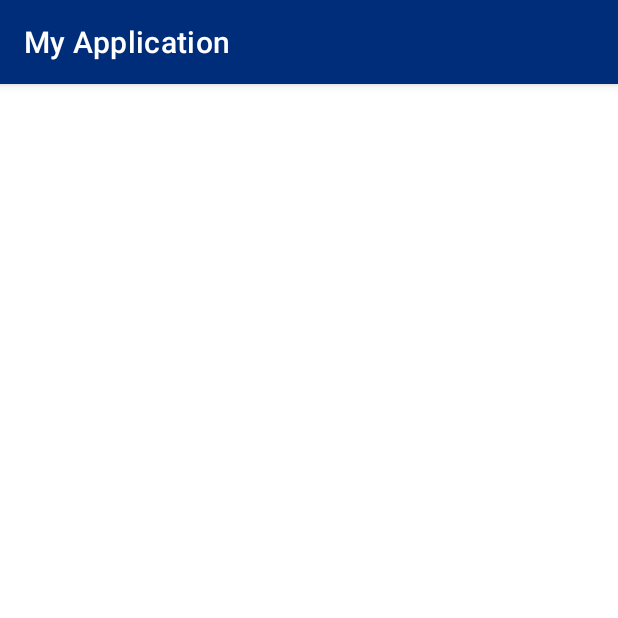
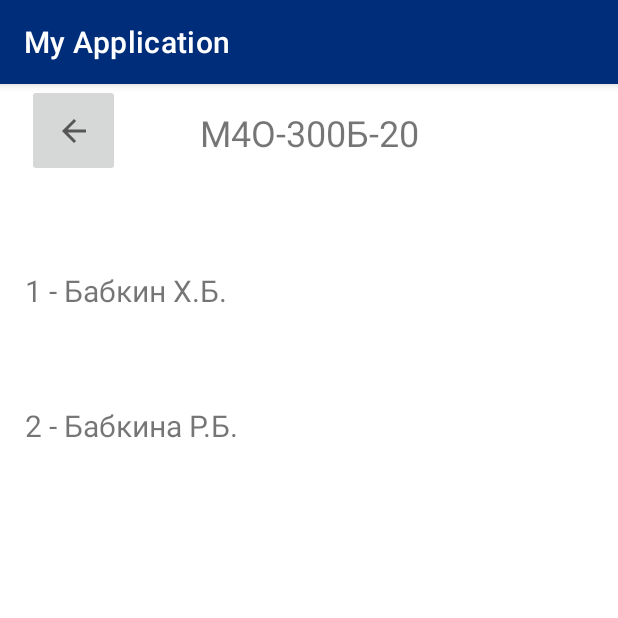
Before and after one commit to AndreyMAI-github/MAI_Student_Attender, an Android app: the StudentAttend screen opened directly, with no data from a screen before it, on a phone screen of 412 x 824 dp, the top half of it. Run offline under Robolectric (Android 15) with nearby library versions, the phone set to English and light mode, and no system bars.

Commit message:
Spisok_studentov; Sdelan maket activity_student_attend

```diff
--- a/app/src/main/res/layout/activity_student_attend.xml
+++ b/app/src/main/res/layout/activity_student_attend.xml
@@ -6,4 +6,91 @@
     android:layout_height="match_parent"
     tools:context=".StudentAttend">
 
+    <androidx.constraintlayout.widget.ConstraintLayout
+        android:id="@+id/linearLayout2"
+        android:layout_width="409dp"
+        android:layout_height="650dp"
+        app:layout_constraintBottom_toBottomOf="parent"
+        app:layout_constraintEnd_toEndOf="parent"
+        app:layout_constraintStart_toStartOf="parent"
+        app:layout_constraintTop_toBottomOf="@+id/constraintLayout7">
+
+        <LinearLayout
+            android:id="@+id/Krutilka"
+            android:layout_width="409dp"
+            android:layout_height="645dp"
+            android:orientation="vertical"
+            app:layout_constraintBottom_toBottomOf="parent"
+            app:layout_constraintEnd_toEndOf="parent"
+            app:layout_constraintStart_toStartOf="parent"
+            app:layout_constraintTop_toTopOf="parent">
+
+            <androidx.constraintlayout.widget.ConstraintLayout
+                android:id="@+id/Konteiner_stud1"
+                android:layout_width="407dp"
+                android:layout_height="90dp">
+
+                <TextView
+                    android:id="@+id/textView2"
+                    android:layout_width="218dp"
+                    android:layout_height="47dp"
+                    android:layout_marginStart="15dp"
+                    android:text="1 - Бабкин Х.Б."
+                    android:textSize="20sp"
+                    app:layout_constraintBottom_toBottomOf="parent"
+                    app:layout_constraintStart_toStartOf="parent"
+                    app:layout_constraintTop_toTopOf="parent" />
+            </androidx.constraintlayout.widget.ConstraintLayout>
+
+            <androidx.constraintlayout.widget.ConstraintLayout
+                android:id="@+id/Konteiner_stud2"
+                android:layout_width="407dp"
+                android:layout_height="90dp">
+
+                <TextView
+                    android:id="@+id/textView2"
+                    android:layout_width="218dp"
+                    android:layout_height="47dp"
+                    android:layout_marginStart="15dp"
+                    android:text="2 - Бабкина Р.Б."
+                    android:textSize="20sp"
+                    app:layout_constraintBottom_toBottomOf="parent"
+                    app:layout_constraintStart_toStartOf="parent"
+                    app:layout_constraintTop_toTopOf="parent" />
+            </androidx.constraintlayout.widget.ConstraintLayout>
+        </LinearLayout>
+
+    </androidx.constraintlayout.widget.ConstraintLayout>
+
+    <androidx.constraintlayout.widget.ConstraintLayout
+        android:id="@+id/constraintLayout7"
+        android:layout_width="412dp"
+        android:layout_height="81dp"
+        app:layout_constraintEnd_toEndOf="parent"
+        app:layout_constraintStart_toStartOf="parent"
+        app:layout_constraintTop_toTopOf="parent">
+
+        <ImageButton
+            android:id="@+id/Vihod"
+            android:layout_width="62dp"
+            android:layout_height="62dp"
+            android:layout_marginStart="18dp"
+            app:layout_constraintStart_toStartOf="parent"
+            app:layout_constraintTop_toTopOf="parent"
+            app:srcCompat="?attr/actionModeCloseDrawable" />
+
+        <TextView
+            android:id="@+id/Nomer_groopi"
+            android:layout_width="wrap_content"
+            android:layout_height="wrap_content"
+            android:layout_marginTop="16dp"
+            android:text="М4О-300Б-20"
+            android:textAlignment="center"
+            android:textSize="24sp"
+            app:layout_constraintEnd_toEndOf="parent"
+            app:layout_constraintStart_toStartOf="parent"
+            app:layout_constraintTop_toTopOf="parent" />
+
+    </androidx.constraintlayout.widget.ConstraintLayout>
+
 </androidx.constraintlayout.widget.ConstraintLayout>
```
